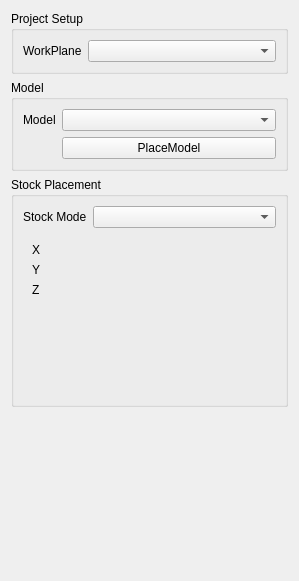
This is resources/panels/CAMProject.ui in Baptou88/Bapt_CAM as Qt 5 draws it before an edit. The edited form follows.
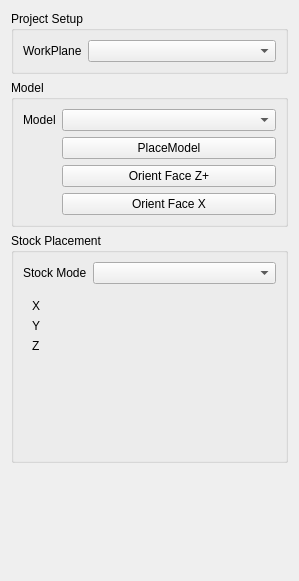
This is the edited form. Custom widgets are drawn as their Qt base class.

```diff
--- a/resources/panels/CAMProject.ui
+++ b/resources/panels/CAMProject.ui
@@ -37,6 +37,20 @@
         </property>
        </widget>
       </item>
+      <item row="2" column="1">
+       <widget class="QPushButton" name="orientFaceZ">
+        <property name="text">
+         <string>Orient Face Z+</string>
+        </property>
+       </widget>
+      </item>
+      <item row="3" column="1">
+       <widget class="QPushButton" name="orientFaceX">
+        <property name="text">
+         <string>Orient Face X</string>
+        </property>
+       </widget>
+      </item>
      </layout>
     </widget>
    </item>
```
